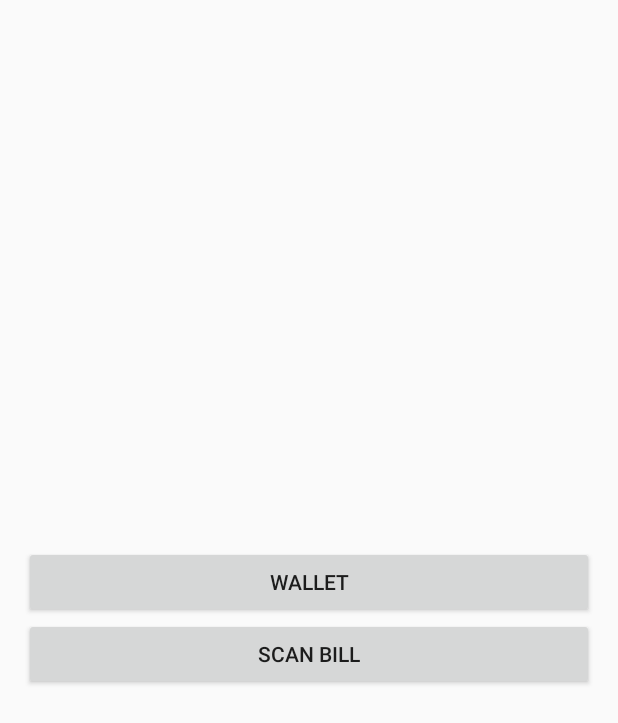
After one commit to Livin21/SmartPayWallet, an Android app: the layout activity_home.xml on its own in the app's theme, with its tools: preview values and no code run, on a phone screen of 412 x 824 dp. The commit adds this screen. Shown: the top 723 px of the screen. Run offline under Robolectric (Android 15) with nearby library versions, the phone set to English and light mode, and no system bars.

Commit message:
Fixed wallet updation

```diff
--- /dev/null
+++ b/app/src/main/res/layout/activity_home.xml
@@ -0,0 +1,49 @@
+<?xml version="1.0" encoding="utf-8"?>
+<!--
+  ~ MIT License
+  ~
+  ~ Copyright (c) 2018.  Livin
+  ~
+  ~ Permission is hereby granted, free of charge, to any person obtaining a copy
+  ~ of this software and associated documentation files (the "Software"), to deal
+  ~ in the Software without restriction, including without limitation the rights
+  ~ to use, copy, modify, merge, publish, distribute, sublicense, and/or sell
+  ~ copies of the Software, and to permit persons to whom the Software is
+  ~ furnished to do so, subject to the following conditions:
+  ~
+  ~ The above copyright notice and this permission notice shall be included in all
+  ~ copies or substantial portions of the Software.
+  ~
+  ~ THE SOFTWARE IS PROVIDED "AS IS", WITHOUT WARRANTY OF ANY KIND, EXPRESS OR
+  ~ IMPLIED, INCLUDING BUT NOT LIMITED TO THE WARRANTIES OF MERCHANTABILITY,
+  ~ FITNESS FOR A PARTICULAR PURPOSE AND NONINFRINGEMENT. IN NO EVENT SHALL THE
+  ~ AUTHORS OR COPYRIGHT HOLDERS BE LIABLE FOR ANY CLAIM, DAMAGES OR OTHER
+  ~ LIABILITY, WHETHER IN AN ACTION OF CONTRACT, TORT OR OTHERWISE, ARISING FROM,
+  ~ OUT OF OR IN CONNECTION WITH THE SOFTWARE OR THE USE OR OTHER DEALINGS IN THE
+  ~ SOFTWARE.
+  ~
+  -->
+
+<LinearLayout xmlns:android="http://schemas.android.com/apk/res/android"
+    xmlns:tools="http://schemas.android.com/tools"
+    android:layout_width="match_parent"
+    android:layout_height="match_parent"
+    android:orientation="vertical"
+    android:gravity="center"
+    android:padding="16dp"
+    tools:context=".HomeActivity">
+
+    <Button
+        android:layout_width="match_parent"
+        android:layout_height="wrap_content"
+        android:onClick="openWallet"
+        android:text="@string/wallet"/>
+
+
+    <Button
+        android:layout_width="match_parent"
+        android:layout_height="wrap_content"
+        android:onClick="scanBill"
+        android:text="@string/scan_bill"/>
+
+</LinearLayout>
--- a/app/src/main/res/values/strings.xml
+++ b/app/src/main/res/values/strings.xml
@@ -19,4 +19,5 @@
     <string name="buy_credits">Buy Credits</string>
     <string name="upload_csv">Upload CSV</string>
     <string name="accept_payment">Accept Payment</string>
+    <string name="scan_bill">Scan Bill</string>
 </resources>
--- a/build.gradle
+++ b/build.gradle
@@ -7,7 +7,7 @@ buildscript {
         jcenter()
     }
     dependencies {
-        classpath 'com.android.tools.build:gradle:3.1.0'
+        classpath 'com.android.tools.build:gradle:3.1.1'
         classpath "org.jetbrains.kotlin:kotlin-gradle-plugin:$kotlin_version"
         classpath 'com.google.gms:google-services:3.2.0'
     }
```
Also changed, not shown: app/src/main/AndroidManifest.xml (+7 -4 lines), app/src/main/java/com/lmntrx/android/smartpaywallet/HomeActivity.java (added, +51 -0 lines), app/src/main/java/com/lmntrx/android/smartpaywallet/MainActivity.kt (+4 -6 lines), app/src/main/java/com/lmntrx/android/smartpaywallet/bill/BillScannerActivity.kt (+8 -9 lines), app/src/main/java/com/lmntrx/android/smartpaywallet/payment/WalletActivity.java (+10 -9 lines), app/src/main/res/drawable/ic_wallet.xml (added, +44 -0 lines), app/src/main/res/layout/activity_main.xml (+1 -9 lines), app/src/main/res/drawable/ic_action_nfc.png (added), 2 other files.
